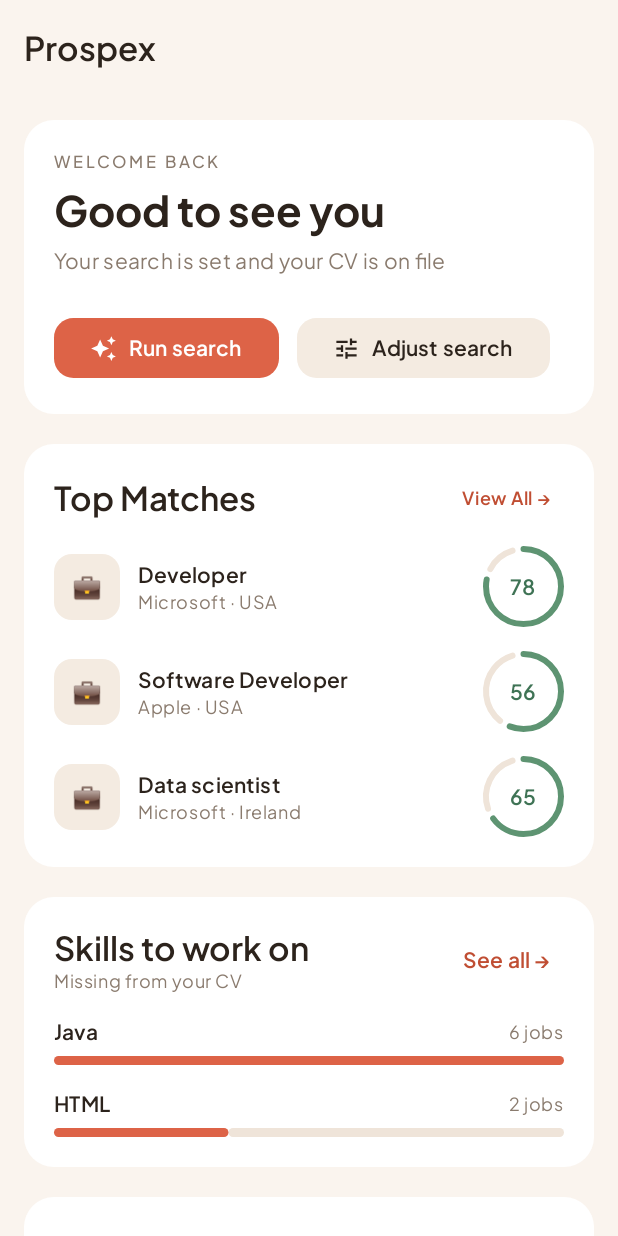
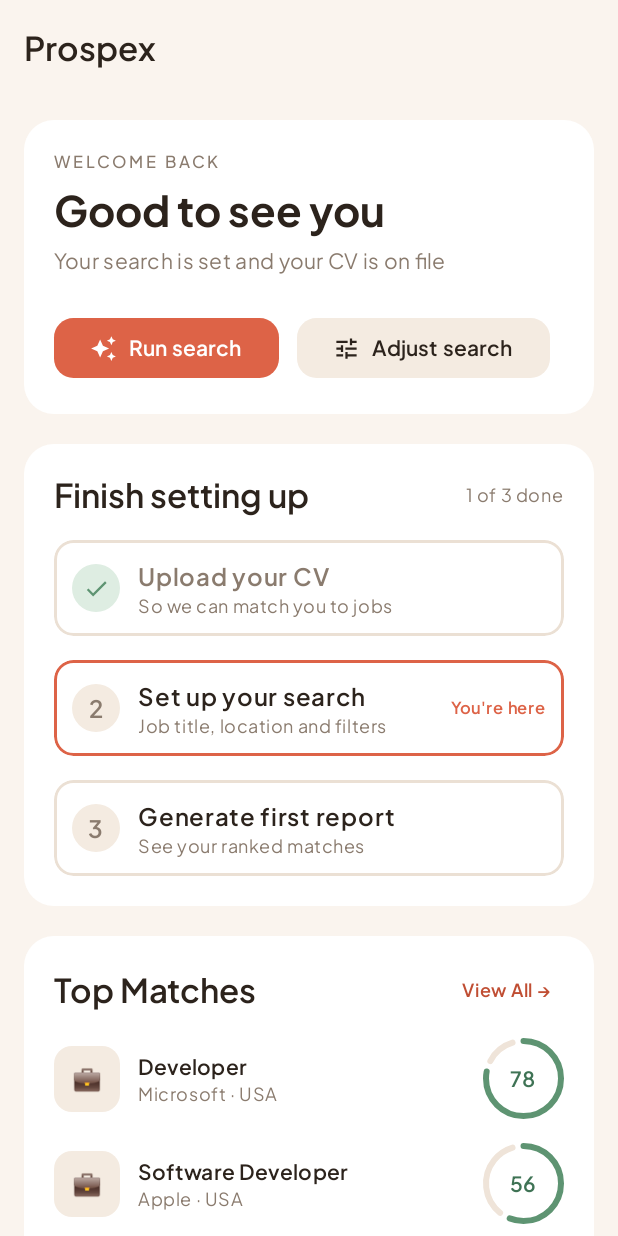
Before and after one commit to CHen12313/Job_Finder_App, an Android app built with Jetpack Compose: the @Preview function HomeScreenPreview, on a phone screen of 412 x 824 dp. Run offline under Robolectric (Android 15) with nearby library versions, the phone set to English and light mode, and no system bars; network calls fail.

Commit message:
Setup card added
Implemented the "finish setup" section and added it to the homescreen

```diff
--- a/app/src/main/java/com/example/job_finder_app/data/fake/FakeData.kt
+++ b/app/src/main/java/com/example/job_finder_app/data/fake/FakeData.kt
@@ -3,8 +3,7 @@ package com.example.job_finder_app.data.fake
 import com.example.job_finder_app.data.model.JobCard
 import com.example.job_finder_app.data.model.Skill
 import com.example.job_finder_app.data.model.Report
-import kotlin.String
-
+import com.example.job_finder_app.data.model.SetupStatus
 val fakeMatches = listOf(
     JobCard(
         jobId = "1",
@@ -87,3 +86,11 @@ val fakeReports = listOf(
     )
 
 )
+
+val fakeSetupStatus =
+    SetupStatus(
+        cvSet = true,
+        searchSet = false,
+        firstReportGenerated = false,
+        setupComplete = false
+    )
--- /dev/null
+++ b/app/src/main/java/com/example/job_finder_app/data/model/SetupStatus.kt
@@ -0,0 +1,8 @@
+package com.example.job_finder_app.data.model
+
+class SetupStatus (
+    val cvSet: Boolean,
+    val searchSet: Boolean,
+    val firstReportGenerated: Boolean,
+    val setupComplete: Boolean
+)
--- a/app/src/main/java/com/example/job_finder_app/ui/home/HomeScreen.kt
+++ b/app/src/main/java/com/example/job_finder_app/ui/home/HomeScreen.kt
@@ -28,11 +28,13 @@ import androidx.lifecycle.viewmodel.compose.viewModel
 import com.example.job_finder_app.data.fake.fakeMatches
 import com.example.job_finder_app.data.fake.fakeSkills
 import com.example.job_finder_app.data.fake.fakeReports
+import com.example.job_finder_app.data.fake.fakeSetupStatus
 import com.example.job_finder_app.ui.home.components.HeroCard
 import com.example.job_finder_app.ui.home.components.SkillsCard
 import com.example.job_finder_app.ui.home.components.TopMatchesCard
 import com.example.job_finder_app.ui.theme.Job_Finder_AppTheme
 import com.example.job_finder_app.ui.home.components.RecentReportsCard
+import com.example.job_finder_app.ui.home.components.SetupCard
 
 @Composable
 fun HomeScreen(viewModel: HomeViewModel = viewModel(factory = HomeViewModel.Factory)) {
@@ -68,6 +70,12 @@ fun HomeContent(state: HomeUiState, onRetry: () -> Unit) {
                 verticalArrangement = Arrangement.spacedBy(20.dp)
             ) {
                 item { HeroCard(onRunSearch = {}, onAdjustSearch = {}) }
+                item {
+                    SetupCard(
+                        state.setupStatus, onUploadCv = {},
+                        onSetSearch = {},
+                        onGenerateReport = {})
+                }
                 item { TopMatchesCard(state.matches, onViewAllClick = {}) }
                 item { SkillsCard(state.skills, onSeeAllClick = {}) }
                 item {
@@ -111,7 +119,11 @@ private fun CenteredMessage(padding: PaddingValues, text: String, onRetry: (() -
 @Preview(showBackground = true)
 @Composable
 private fun HomeScreenPreview() {
-    Job_Finder_AppTheme() {
-        HomeContent(state = HomeUiState.Content(fakeMatches, fakeSkills, fakeReports), onRetry = {})
+    Job_Finder_AppTheme {
+        HomeContent(
+            state = HomeUiState.Content(
+                fakeMatches, fakeSkills, fakeReports,
+                fakeSetupStatus
+            ), onRetry = {})
     }
 }
--- a/app/src/main/java/com/example/job_finder_app/ui/home/HomeUiState.kt
+++ b/app/src/main/java/com/example/job_finder_app/ui/home/HomeUiState.kt
@@ -3,13 +3,15 @@ package com.example.job_finder_app.ui.home
 import com.example.job_finder_app.data.model.JobCard
 import com.example.job_finder_app.data.model.Skill
 import com.example.job_finder_app.data.model.Report
+import com.example.job_finder_app.data.model.SetupStatus
 
 sealed interface HomeUiState {
     data object Loading : HomeUiState
     data class Content(
         val matches: List<JobCard>,
         val skills: List<Skill>,
-        val reports: List<Report>,): HomeUiState
+        val reports: List<Report>,
+        val setupStatus: SetupStatus): HomeUiState
     data object NotLoggedIn : HomeUiState
     data class Error(val message: String) : HomeUiState
 }
--- a/app/src/main/java/com/example/job_finder_app/ui/home/HomeViewModel.kt
+++ b/app/src/main/java/com/example/job_finder_app/ui/home/HomeViewModel.kt
@@ -6,6 +6,7 @@ import androidx.lifecycle.viewModelScope
 import androidx.lifecycle.viewmodel.initializer
 import androidx.lifecycle.viewmodel.viewModelFactory
 import com.example.job_finder_app.JobFinderApplication
+import com.example.job_finder_app.data.fake.fakeSetupStatus
 import com.example.job_finder_app.data.remote.NotLoggedInException
 import com.example.job_finder_app.data.repository.HomeRepository
 import kotlinx.coroutines.flow.MutableStateFlow
@@ -32,7 +33,7 @@ class HomeViewModel(private val repository: HomeRepository): ViewModel(){
             val error = matches.exceptionOrNull() ?: skills.exceptionOrNull()?: reports.exceptionOrNull()
 
             _uiState.value = when (error){
-                null -> HomeUiState.Content(matches.getOrThrow(), skills.getOrThrow(), reports = reports.getOrThrow())
+                null -> HomeUiState.Content(matches.getOrThrow(), skills.getOrThrow(), reports.getOrThrow(), setupStatus = fakeSetupStatus)
                 is NotLoggedInException -> HomeUiState.NotLoggedIn
                 else -> HomeUiState.Error(error.message ?: "Something went wrong")
             }
--- /dev/null
+++ b/app/src/main/java/com/example/job_finder_app/ui/home/components/SetupCard.kt
@@ -0,0 +1,196 @@
+package com.example.job_finder_app.ui.home.components
+
+import androidx.compose.foundation.background
+import androidx.compose.foundation.border
+import androidx.compose.foundation.clickable
+import androidx.compose.foundation.layout.Arrangement
+import androidx.compose.foundation.layout.Box
+import androidx.compose.foundation.layout.Column
+import androidx.compose.foundation.layout.Row
+import androidx.compose.foundation.layout.fillMaxWidth
+import androidx.compose.foundation.layout.padding
+import androidx.compose.foundation.layout.size
+import androidx.compose.foundation.shape.CircleShape
+import androidx.compose.foundation.shape.RoundedCornerShape
+import androidx.compose.material.icons.Icons
+import androidx.compose.material.icons.filled.Check
+import androidx.compose.material3.Card
+import androidx.compose.material3.CardDefaults
+import androidx.compose.material3.Icon
+import androidx.compose.material3.MaterialTheme
+import androidx.compose.material3.Text
+import androidx.compose.runtime.Composable
+import androidx.compose.ui.Alignment
+import androidx.compose.ui.Modifier
+import androidx.compose.ui.draw.clip
+import androidx.compose.ui.text.font.FontWeight
+import androidx.compose.ui.tooling.preview.Preview
+import androidx.compose.ui.unit.dp
+import com.example.job_finder_app.data.fake.fakeSetupStatus
+import com.example.job_finder_app.data.model.SetupStatus
+import com.example.job_finder_app.ui.theme.Job_Finder_AppTheme
+import com.example.job_finder_app.ui.theme.palette
+
+@Composable
+fun SetupStepRow(
+    number: Int,
+    title: String,
+    description: String,
+    done: Boolean,
+    current: Boolean,
+    onClick: () -> Unit,
+) {
+    val borderColor = if (current) MaterialTheme.palette.primary else MaterialTheme.palette.line
+    Row(
+        modifier = Modifier
+            .fillMaxWidth()
+            .clip(RoundedCornerShape(13.dp))
+            .clickable(enabled = !done) { onClick() }
+            .border(1.5.dp, borderColor, RoundedCornerShape(13.dp))
+            .padding(12.dp),
+        verticalAlignment = Alignment.CenterVertically,
+        horizontalArrangement = Arrangement.spacedBy(12.dp)
+    ) {
+        val circleColor = if (done) MaterialTheme.palette.goodSoft else MaterialTheme.palette.surf2
+        Box(
+            modifier = Modifier
+                .size(32.dp)
+                .background(circleColor, CircleShape),
+            contentAlignment = Alignment.Center
+        ) {
+            if (done) {
+                Icon(
+                    imageVector = Icons.Default.Check,
+                    contentDescription = "Done",
+                    tint = MaterialTheme.palette.good,
+                    modifier = Modifier.size(18.dp)
+                )
+            } else {
+                Text(
+                    text = number.toString(),
+                    fontWeight = FontWeight.SemiBold,
+                    color = MaterialTheme.palette.muted
+                )
+            }
+        }
+        Column(
+            modifier = Modifier.weight(1f)
+        ) {
+            Text(
+                text = title,
+                fontWeight = FontWeight.SemiBold,
+                color = if (done) MaterialTheme.palette.muted else MaterialTheme.palette.ink
+            )
+            Text(
+                text = description,
+                style = MaterialTheme.typography.bodySmall,
+                color = MaterialTheme.palette.muted
+            )
+        }
+        if (current) {
+            Text(
+                text = "You're here",
+                color = MaterialTheme.palette.primary,
+                fontWeight = FontWeight.SemiBold,
+                style = MaterialTheme.typography.labelSmall
+            )
+        }
+    }
+}
+
+@Composable
+fun SetupCard(
+    status: SetupStatus,
+    onUploadCv: () -> Unit,
+    onSetSearch: () -> Unit,
+    onGenerateReport: () -> Unit,
+) {
+    if (status.setupComplete) return
+    val cvCurrent = !status.cvSet
+    val searchCurrent = status.cvSet && !status.searchSet
+    val reportCurrent = status.cvSet && status.searchSet && !status.firstReportGenerated
+    val doneCount = listOf(status.cvSet, status.searchSet, status.firstReportGenerated).count { it }
+
+    Card(
+        shape = RoundedCornerShape(20.dp),
+        colors = CardDefaults.cardColors(containerColor = MaterialTheme.colorScheme.surface),
+        modifier = Modifier.fillMaxWidth(),
+    ) {
+        Column(
+            modifier = Modifier.padding(20.dp),
+            verticalArrangement = Arrangement.spacedBy(16.dp)
+        ) {
+            Row(
+                modifier = Modifier.fillMaxWidth(),
+                verticalAlignment = Alignment.CenterVertically,
+                horizontalArrangement = Arrangement.SpaceBetween
+            ) {
+                Text(
+                    text = "Finish setting up",
+                    style = MaterialTheme.typography.titleLarge,
+                    fontWeight = FontWeight.SemiBold
+                )
+                Text(
+                    text = "$doneCount of 3 done",
+                    color = MaterialTheme.palette.muted,
+                    style = MaterialTheme.typography.bodySmall
+                )
+            }
+
+            SetupStepRow(
+                number = 1,
+                title = "Upload your CV",
+                description = "So we can match you to jobs",
+                done = status.cvSet,
+                current = cvCurrent,
+                onClick = onUploadCv
+            )
+            SetupStepRow(
+                number = 2,
+                title = "Set up your search",
+                description = "Job title, location and filters",
+                done = status.searchSet,
+                current = searchCurrent,
+                onClick = onSetSearch
+            )
+            SetupStepRow(
+                number = 3,
+                title = "Generate first report",
+                description = "See your ranked matches",
+                done = status.firstReportGenerated,
+                current = reportCurrent,
+                onClick = onGenerateReport
+            )
+        }
+    }
+}
+
+@Preview(showBackground = true)
+@Composable
+private fun SetupStepPreview() {
+    Job_Finder_AppTheme {
+        Box(Modifier.padding(16.dp)) {
+            SetupStepRow(
+                number = 2,
+                title = "Set up your search",
+                description = "Job title, location and filters",
+                done = false,
+                current = true,
+                onClick = {})
+        }
+    }
+}
+
+@Preview(showBackground = true, backgroundColor = 0xFFFAF4EE)
+@Composable
+private fun SetupCardPreview() {
+    Job_Finder_AppTheme {
+        Box(Modifier.padding(16.dp)) {
+            SetupCard(
+                status = fakeSetupStatus,
+                onUploadCv = {},
+                onSetSearch = {},
+                onGenerateReport = {})
+        }
+    }
+}
```
